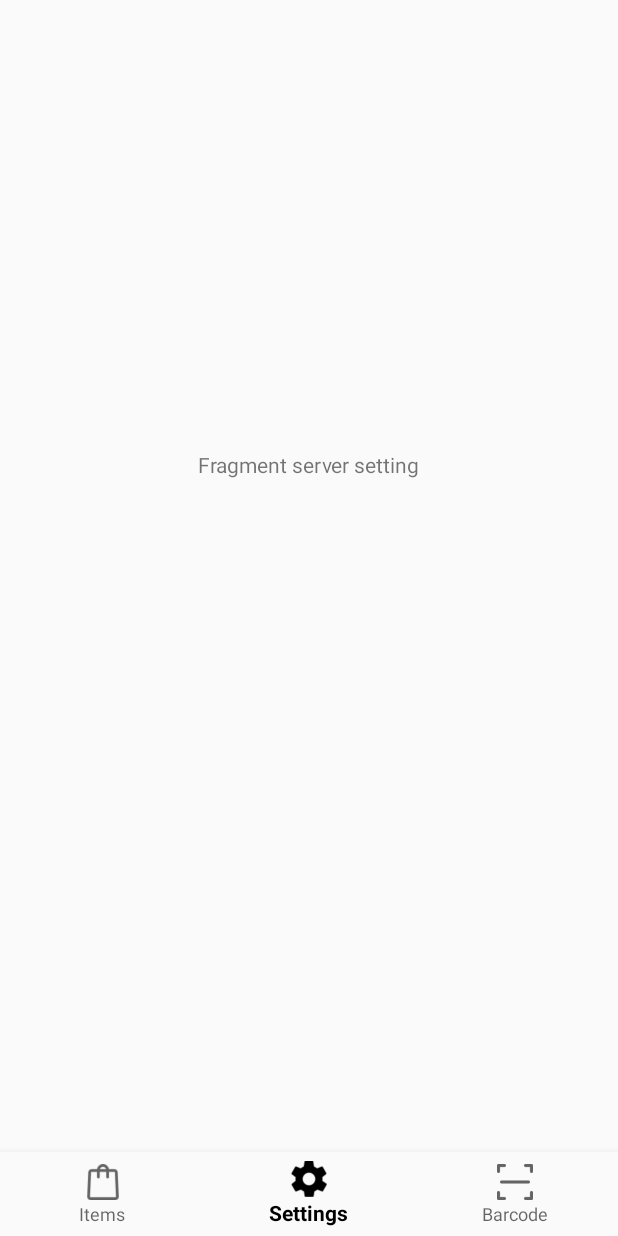
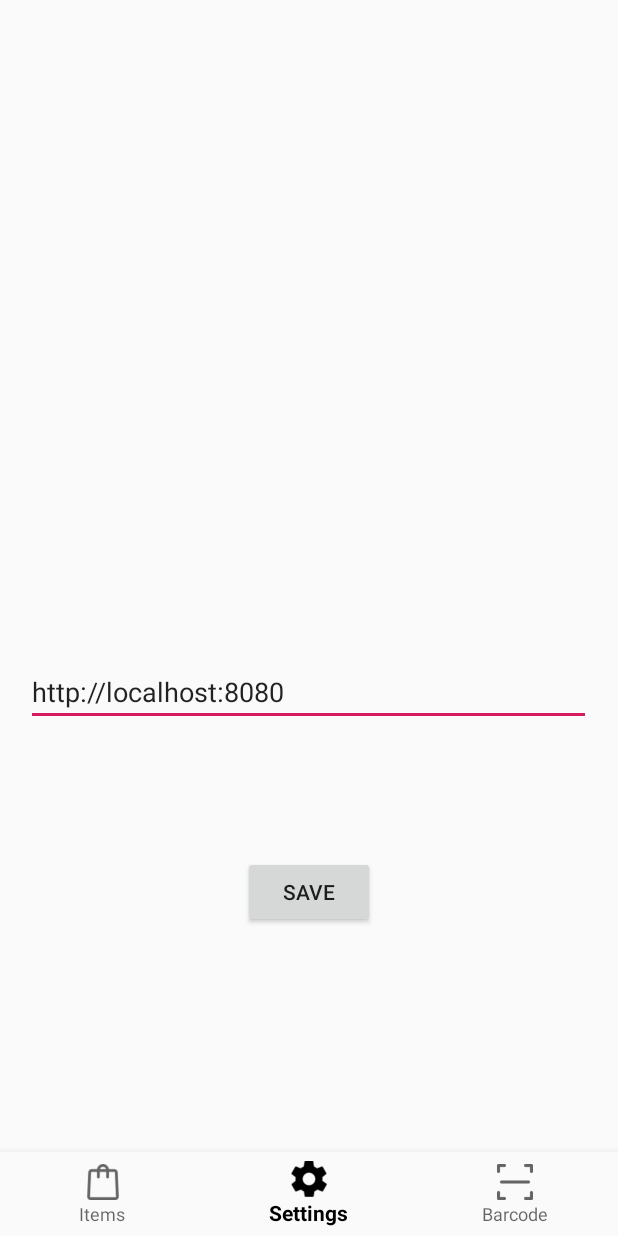
Before and after one commit to dupuysylvain/cash-manager-mobile, an Android app: the FragmentArticles screen opened directly, with no data from a screen before it, item 2 of the bottom bar chosen, on a phone screen of 412 x 824 dp. Run offline under Robolectric (Android 15) with nearby library versions, the phone set to English and light mode, and no system bars; our stand-ins replace Picasso; libraries missing offline, so code that uses them is left out: com.fivehundredpx.greedolayout, com.franmontiel.persistentcookiejar; pictures from the network do not load; 7 statements that could not run were skipped.

Commit message:
Setup authentication + url server setting

```diff
--- a/app/src/main/AndroidManifest.xml
+++ b/app/src/main/AndroidManifest.xml
@@ -22,8 +22,8 @@
         android:label="@string/app_name"
         android:roundIcon="@mipmap/ic_launcher_round"
         android:supportsRtl="true"
-        android:usesCleartextTraffic="true"
-        android:theme="@style/AppTheme">
+        android:theme="@style/AppTheme"
+        android:usesCleartextTraffic="true">
         <activity android:name=".view.ScanCreditCard" />
         <activity android:name=".Fragments.FragmentScanArticle" />
         <activity android:name=".Nfc.CardInfo" />
@@ -51,7 +51,7 @@
                 android:resource="@xml/nfc_tech_filter" />
         </activity>
         <activity
-            android:name=".view.LoginActivity"
+            android:name=".MainMenuActivity"
             android:label="@string/app_name"
             android:screenOrientation="portrait">
             <intent-filter>
--- a/app/src/main/java/com/example/cash_register/Constants.kt
+++ b/app/src/main/java/com/example/cash_register/Constants.kt
@@ -6,6 +6,8 @@ object Constants {
     val IS_LOGGED = "isLogged"
     val USER_NAME = "username"
     val USER_PASSWORD = "password"
+    val API_URL = "apiUrl"
+    val TOKEN = "token"
     val LOCATION_PERMISSION_RESULT_CODE = 10
     val STORAGE_PERMISSION_RESULT_CODE = 11
 }
--- a/app/src/main/java/com/example/cash_register/Fragments/FragmentScanArticle.kt
+++ b/app/src/main/java/com/example/cash_register/Fragments/FragmentScanArticle.kt
@@ -1,7 +1,6 @@
 package com.example.cash_register.Fragments
 
 
-import android.content.Intent
 import android.os.Bundle
 
 import android.support.v4.app.Fragment
--- a/app/src/main/java/com/example/cash_register/Fragments/FragmentSetting.kt
+++ b/app/src/main/java/com/example/cash_register/Fragments/FragmentSetting.kt
@@ -1,15 +1,51 @@
 package com.example.cash_register.Fragments
 
+import android.content.Intent
 import android.os.Bundle
 import android.support.v4.app.Fragment
 import android.view.LayoutInflater
 import android.view.View
 import android.view.ViewGroup
+import android.widget.Button
+import android.widget.EditText
+import android.widget.TextView
+import android.widget.Toast
+import com.example.cash_register.Constants
+import com.example.cash_register.Prefs
 import com.example.cash_register.R
+import com.example.cash_register.view.SignUpActivity
 
 class FragmentSetting : Fragment() {
 
-    override fun onCreateView(inflater: LayoutInflater, container: ViewGroup?, savedInstanceState: Bundle?): View?
-    { return inflater.inflate(R.layout.activity_fragment_setting, container, false) }
+    private var apiUrl: String = ""
+    private lateinit var textEdit: EditText
 
+    override fun onCreateView(
+        inflater: LayoutInflater,
+        container: ViewGroup?,
+        savedInstanceState: Bundle?
+    ): View? {
+        val view = inflater.inflate(R.layout.activity_fragment_setting, container, false)
+
+        textEdit = view.findViewById(R.id.serverUrl)
+
+        textEdit.setText(Prefs.getApiUrl(this.requireContext()))
+
+        val buttonSave = view.findViewById<Button>(R.id.saveUrl)
+
+        buttonSave.setOnClickListener {
+            saveUrl()
+        }
+
+        return view
+    }
+
+    private fun saveUrl() {
+        Prefs.setString(this.requireContext(), Constants.SHARED_PREFS, Constants.API_URL, textEdit.text.toString())
+        Toast.makeText(
+            this.requireContext(),
+            "Sauvegarde effectuée avec succès.",
+            Toast.LENGTH_SHORT
+        ).show()
+    }
 }
--- a/app/src/main/java/com/example/cash_register/MainActivity.kt
+++ b/app/src/main/java/com/example/cash_register/MainActivity.kt
@@ -1,6 +1,5 @@
     package com.example.cash_register
 
-    import android.content.Intent
     import android.os.Bundle
     import android.support.design.widget.BottomNavigationView
     import android.support.v4.app.Fragment
@@ -80,7 +79,7 @@
 
             fragmentArticles = FragmentArticles()
             fragmentSetting = FragmentSetting()
-           fragmentScanBarcode = FragmentScanArticle()
+            fragmentScanBarcode = FragmentScanArticle()
 
             adapter.addFragment(fragmentArticles)
             adapter.addFragment(fragmentSetting)
--- a/app/src/main/java/com/example/cash_register/Prefs.kt
+++ b/app/src/main/java/com/example/cash_register/Prefs.kt
@@ -29,4 +29,9 @@ object Prefs {
         val sharedPreferences = context.getSharedPreferences(sharedPrefs, MODE_PRIVATE)
         return sharedPreferences.getString(key, "")
     }
+
+    fun getApiUrl(context: Context): String {
+        var apiUrlShared = getString(context, Constants.SHARED_PREFS, Constants.API_URL)
+        return if(apiUrlShared == "") "http://localhost:8080" else apiUrlShared!!
+    }
 }
--- a/app/src/main/res/layout/activity_fragment_setting.xml
+++ b/app/src/main/res/layout/activity_fragment_setting.xml
@@ -6,12 +6,33 @@
         android:layout_height="match_parent"
         tools:context=".Fragments.FragmentSetting">
 
-    <TextView android:layout_width="wrap_content"
-              android:layout_height="wrap_content"
-              android:text="Fragment server setting"
-              android:id="@+id/textView2"
-              android:layout_centerHorizontal="true"
-              android:layout_marginTop="300dp"  />
+    <android.support.design.widget.TextInputLayout
+        android:layout_width="match_parent"
+        android:layout_height="wrap_content">
+
+    </android.support.design.widget.TextInputLayout>
+
+    <android.support.design.widget.TextInputEditText
+        android:id="@+id/serverUrl"
+        android:layout_width="376dp"
+        android:layout_height="wrap_content"
+        android:layout_alignParentStart="true"
+        android:layout_alignParentEnd="true"
+        android:layout_alignParentBottom="true"
+        android:layout_centerInParent="true"
+        android:layout_marginStart="17dp"
+        android:layout_marginEnd="18dp"
+        android:layout_marginBottom="340dp"
+        android:hint="server address" />
+
+    <Button
+        android:id="@+id/saveUrl"
+        android:layout_width="wrap_content"
+        android:layout_height="wrap_content"
+        android:layout_alignParentBottom="true"
+        android:layout_centerHorizontal="true"
+        android:layout_marginBottom="205dp"
+        android:text="Save" />
 
 
 </RelativeLayout>
--- a/app/src/main/res/values/dimens.xml
+++ b/app/src/main/res/values/dimens.xml
@@ -2,4 +2,5 @@
     <!-- Default screen margins, per the Android Design guidelines. -->
     <dimen name="activity_horizontal_margin">16dp</dimen>
     <dimen name="activity_vertical_margin">16dp</dimen>
+    <dimen name="fab_margin">16dp</dimen>
 </resources>
--- a/app/src/main/res/values/strings.xml
+++ b/app/src/main/res/values/strings.xml
@@ -7,4 +7,5 @@
     <string name="title_activity_bottombar">Bottombar</string>
     <string name="enable_fixed_height">Enable Fixed Height</string>
     <string name="disable_fixed_height">Disable Fixed Height</string>
+    <string name="title_activity_main_menu">MainMenuActivity</string>
 </resources>
--- a/build.gradle
+++ b/build.gradle
@@ -11,7 +11,7 @@ buildscript {
     }
 
     dependencies {
-        classpath 'com.android.tools.build:gradle:3.3.2'
+        classpath 'com.android.tools.build:gradle:3.5.2'
         classpath "org.jetbrains.kotlin:kotlin-gradle-plugin:$kotlin_version"
         // NOTE: Do not place your application dependencies here; they belong
         // in the individual module build.gradle files
```
Also changed, not shown: app/src/main/java/com/example/cash_register/ForLogin.kt (deleted, +0 -80 lines), app/src/main/java/com/example/cash_register/Fragments/FragmentLogin.kt (added, +97 -0 lines), app/src/main/java/com/example/cash_register/MainMenuActivity.kt (added, +46 -0 lines), app/src/main/java/com/example/cash_register/network/HttpClient.kt (+43 -43 lines), app/src/main/java/com/example/cash_register/view/LoginActivity.kt (deleted, +0 -181 lines), app/src/main/res/layout/activity_main_menu.xml (added, +21 -0 lines), app/src/main/res/layout/content_main_menu.xml (added, +11 -0 lines), app/src/main/res/values/styles.xml (+9 -0 lines), gradle/wrapper/gradle-wrapper.properties, 2 other files.
